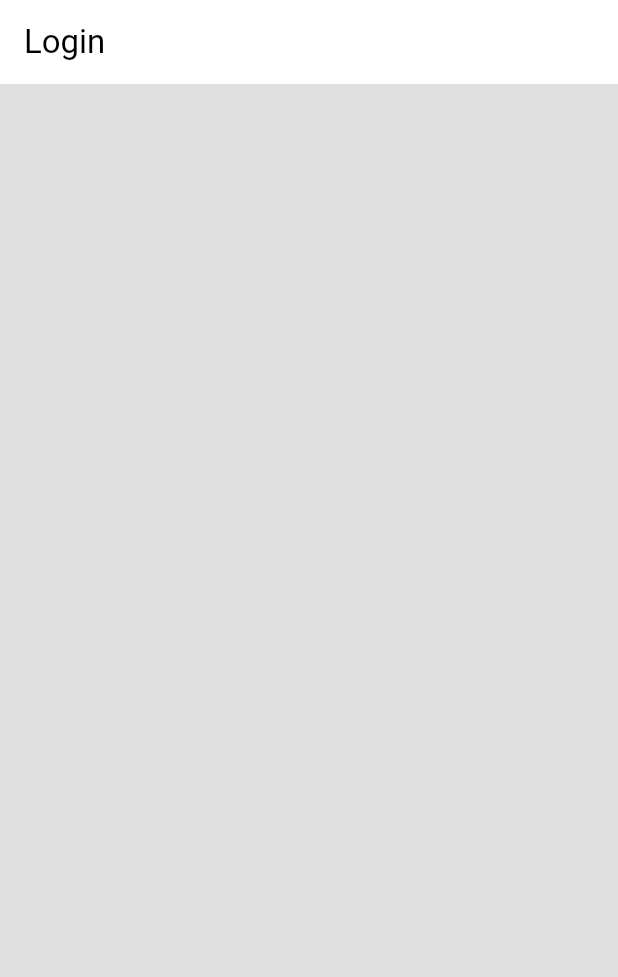
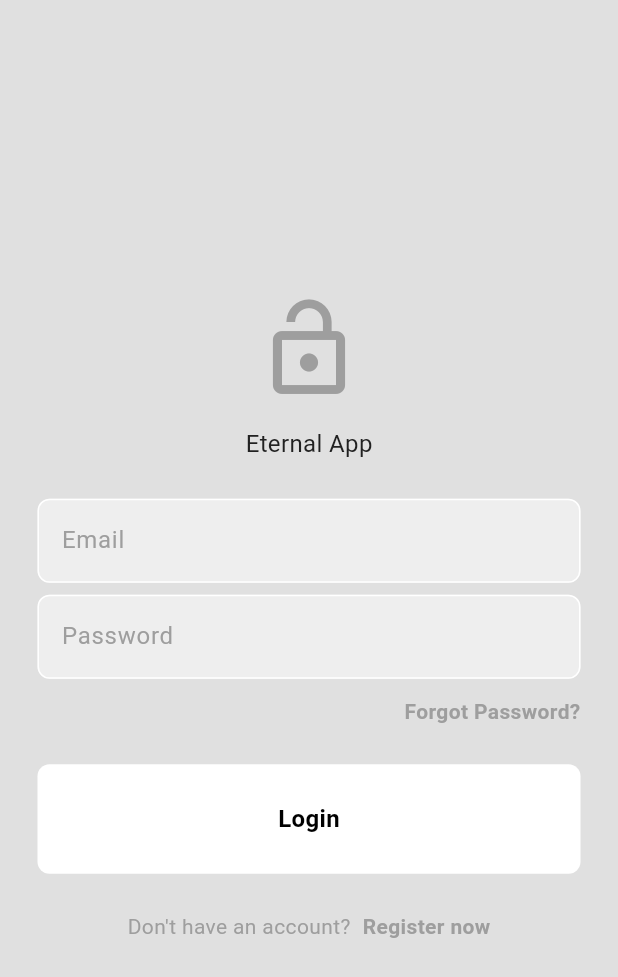
Before and after one commit to sodanhama/eternal_todo_app, a Flutter app: the screen it shows after launch, on a phone screen of 412 x 824 dp. Shown: the top 977 px of the screen. Run offline on Flutter 3.47's test engine with Material 3 defaults, Android fonts, the light colour scheme and no system bars; our stand-ins replace firebase_auth, firebase_core, flutter_bloc; accounts and stored records are empty.

Commit message:
made the login page ui

```diff
--- /dev/null
+++ b/lib/features/auth/presentation/components/my_button.dart
@@ -0,0 +1,22 @@
+import 'package:flutter/material.dart';
+
+class MyButton extends StatelessWidget {
+  final void Function()? onTap;
+  final String text;
+  const MyButton({super.key, required this.onTap, required this.text});
+
+  @override
+  Widget build(BuildContext context) {
+    return GestureDetector(
+      onTap: onTap,
+      child: Container(
+        padding: const EdgeInsets.all(25),
+        decoration: BoxDecoration(
+          color: Theme.of(context).colorScheme.tertiary,
+          borderRadius: BorderRadius.circular(8)
+        ),
+        child: Center(child: Text(text, style: const TextStyle(fontWeight:FontWeight.bold, fontSize:16,)), )
+      ),
+    );
+  }
+}
--- /dev/null
+++ b/lib/features/auth/presentation/components/my_textfield.dart
@@ -0,0 +1,31 @@
+import 'package:flutter/material.dart';
+
+class MyTextField extends StatelessWidget {
+  final TextEditingController controller;
+  final String hintText;
+  final bool obscureText;
+  const MyTextField({super.key, required this.controller, required this.hintText, required this.obscureText,});
+
+  @override
+  Widget build(BuildContext context) {
+    return TextField(
+      controller: controller,
+      obscureText: obscureText,
+      decoration: InputDecoration(
+        enabledBorder: OutlineInputBorder(
+          borderSide: BorderSide(color: Theme.of(context).colorScheme.tertiary),
+          borderRadius: BorderRadius.circular(8),
+        ),
+
+        focusedBorder: OutlineInputBorder(
+          borderSide: BorderSide(color: Theme.of(context).colorScheme.primary),
+          borderRadius: BorderRadius.circular(8),
+        ),
+        hintText: hintText,
+        hintStyle: TextStyle(color: Theme.of(context).colorScheme.primary),
+        fillColor: Theme.of(context).colorScheme.secondary,
+        filled: true
+      ),
+    );
+  }
+}
--- a/lib/features/auth/presentation/pages/login_page.dart
+++ b/lib/features/auth/presentation/pages/login_page.dart
@@ -1,3 +1,5 @@
+import 'package:eternal_app/features/auth/presentation/components/my_button.dart';
+import 'package:eternal_app/features/auth/presentation/components/my_textfield.dart';
 import 'package:flutter/material.dart';
 
 class LoginPage extends StatefulWidget {
@@ -10,12 +12,62 @@ class LoginPage extends StatefulWidget {
 }
 
 class _LoginPageState extends State<LoginPage> {
+  final emailController = TextEditingController();
+  final passwordController = TextEditingController();
   @override
   Widget build(BuildContext context) {
     return Scaffold(
-      appBar: AppBar(
-        title:Text("Login")
-      ),
+
+      body: Center(
+        child: Padding(
+          padding: const EdgeInsets.symmetric(horizontal: 25.0),
+          child: Column(
+            mainAxisAlignment: MainAxisAlignment.center,
+            children: [
+              Icon(Icons.lock_open,size:72,color:Theme.of(context).colorScheme.primary),
+              const SizedBox(height: 16),
+              Text("Eternal App", style: TextStyle(fontSize: 16, color: Theme.of(context).colorScheme.inversePrimary)),
+              const SizedBox(height:25),
+              MyTextField(
+                controller: emailController,
+                hintText: "Email",
+                obscureText: false,
+              ),
+              const SizedBox(height: 8),
+              MyTextField(
+                controller: passwordController,
+                hintText: "Password",
+                obscureText: true,
+              ),
+              const SizedBox(height: 12),
+              Row(
+                mainAxisAlignment: MainAxisAlignment.end,
+                children: [
+                  Text(
+                    "Forgot Password?",
+                    style: TextStyle(color: Theme.of(context).colorScheme.primary,fontWeight: FontWeight.bold,),
+
+                  ),
+                ],
+              ),
+              const SizedBox(height: 25),
+              MyButton(
+                onTap: (){
+
+                },
+                text:"Login",
+              ),
+
+            const SizedBox(height: 25),
+            Row(mainAxisAlignment: MainAxisAlignment.center, children: [
+              Text("Don't have an account?", style: TextStyle(color: Theme.of(context).colorScheme.primary)),
+              const SizedBox(width: 8),
+              Text("Register now", style: TextStyle(fontWeight: FontWeight.bold, color: Theme.of(context).colorScheme.primary))
+            ],)
+            ],
+          ),
+        )
+      )
     );
   }
 }
--- a/lib/themes/dark_mode.dart
+++ b/lib/themes/dark_mode.dart
@@ -4,7 +4,7 @@ ThemeData darkMode = ThemeData(
   colorScheme: ColorScheme.dark(
     primary: Colors.grey.shade500,
     secondary: Colors.grey.shade700,
-    tertiary: Colors.grey.shade900,
+    tertiary: Colors.grey.shade800,
     inversePrimary: Colors.grey.shade300,
   ),
   scaffoldBackgroundColor: Colors.grey.shade900,
```
